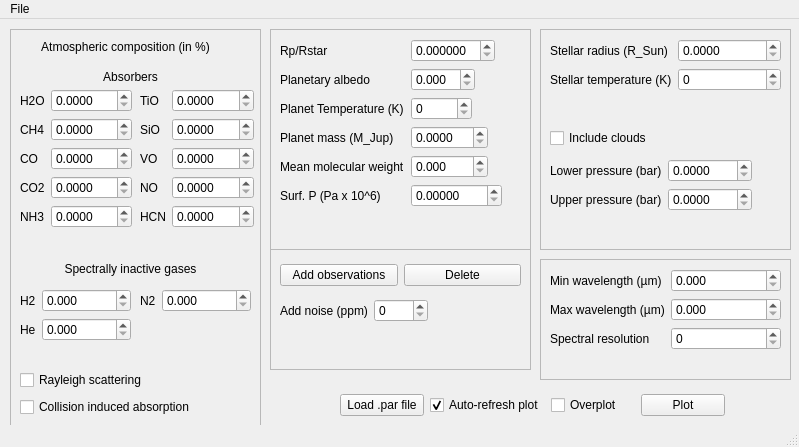
Before: the Qt Designer form gui.ui in ucl-exoplanets/TauREx_public, drawn with Qt 5.
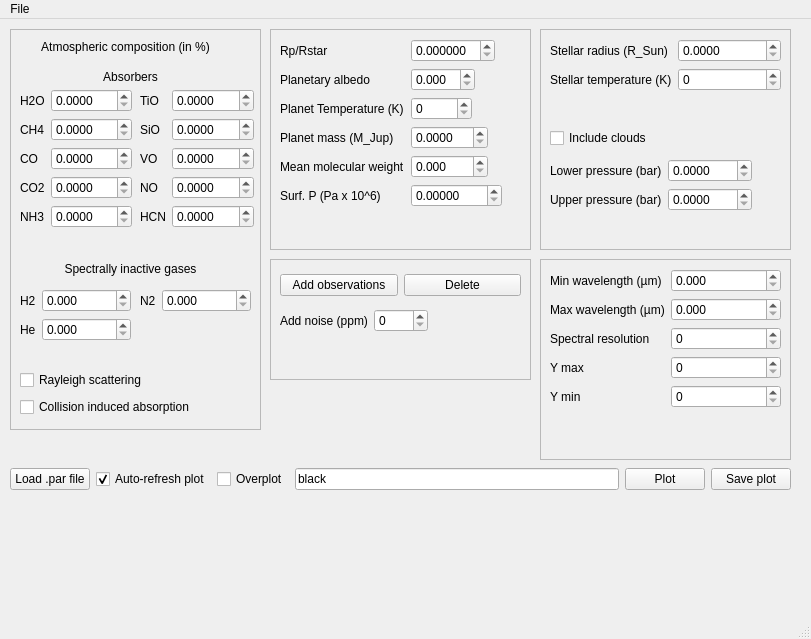
After: the same form once the commit is applied.

```diff
--- a/gui.ui
+++ b/gui.ui
@@ -6,8 +6,8 @@
    <rect>
     <x>0</x>
     <y>0</y>
-    <width>799</width>
-    <height>447</height>
+    <width>811</width>
+    <height>639</height>
    </rect>
   </property>
   <property name="sizePolicy">
@@ -595,7 +595,7 @@
     <property name="geometry">
      <rect>
       <x>270</x>
-      <y>230</y>
+      <y>240</y>
       <width>261</width>
       <height>121</height>
      </rect>
@@ -668,7 +668,7 @@
       <x>540</x>
       <y>240</y>
       <width>251</width>
-      <height>121</height>
+      <height>201</height>
      </rect>
     </property>
     <property name="frameShape">
@@ -683,7 +683,7 @@
        <x>10</x>
        <y>10</y>
        <width>231</width>
-       <height>94</height>
+       <height>162</height>
       </rect>
      </property>
      <layout class="QFormLayout" name="formLayout_7">
@@ -729,16 +729,44 @@
         </property>
        </widget>
       </item>
+      <item row="3" column="1">
+       <widget class="QSpinBox" name="spinBox_max_y">
+        <property name="maximum">
+         <number>100000</number>
+        </property>
+       </widget>
+      </item>
+      <item row="3" column="0">
+       <widget class="QLabel" name="label_31">
+        <property name="text">
+         <string>Y max</string>
+        </property>
+       </widget>
+      </item>
+      <item row="4" column="0">
+       <widget class="QLabel" name="label_37">
+        <property name="text">
+         <string>Y min</string>
+        </property>
+       </widget>
+      </item>
+      <item row="4" column="1">
+       <widget class="QSpinBox" name="spinBox_min_y">
+        <property name="maximum">
+         <number>100000</number>
+        </property>
+       </widget>
+      </item>
      </layout>
     </widget>
    </widget>
    <widget class="QWidget" name="horizontalLayoutWidget">
     <property name="geometry">
      <rect>
-      <x>340</x>
-      <y>370</y>
-      <width>385</width>
-      <height>32</height>
+      <x>10</x>
+      <y>440</y>
+      <width>781</width>
+      <height>41</height>
      </rect>
     </property>
     <layout class="QHBoxLayout" name="horizontalLayout">
@@ -766,6 +794,13 @@
        </property>
       </widget>
      </item>
+     <item>
+      <widget class="QLineEdit" name="lineEdit_color">
+       <property name="text">
+        <string>black</string>
+       </property>
+      </widget>
+     </item>
      <item>
       <widget class="QPushButton" name="pushButton_plot">
        <property name="text">
@@ -773,6 +808,13 @@
        </property>
       </widget>
      </item>
+     <item>
+      <widget class="QPushButton" name="pushButton_save_plot">
+       <property name="text">
+        <string>Save plot</string>
+       </property>
+      </widget>
+     </item>
     </layout>
    </widget>
   </widget>
@@ -781,7 +823,7 @@
     <rect>
      <x>0</x>
      <y>0</y>
-     <width>799</width>
+     <width>811</width>
      <height>22</height>
     </rect>
    </property>
```
